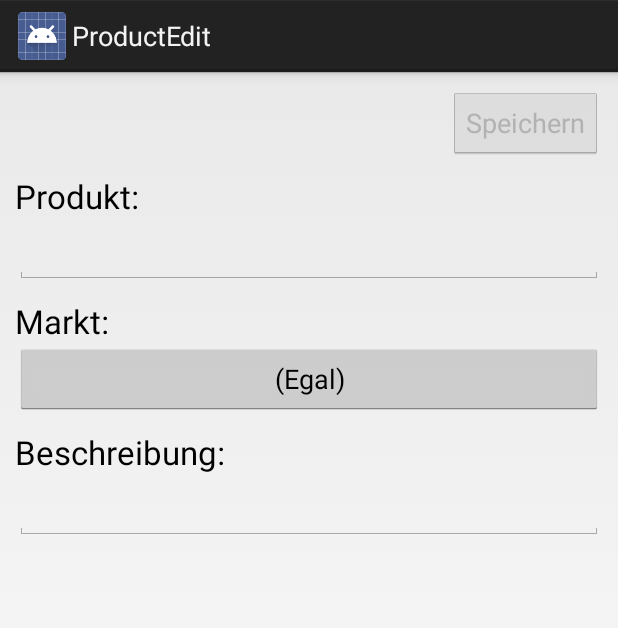
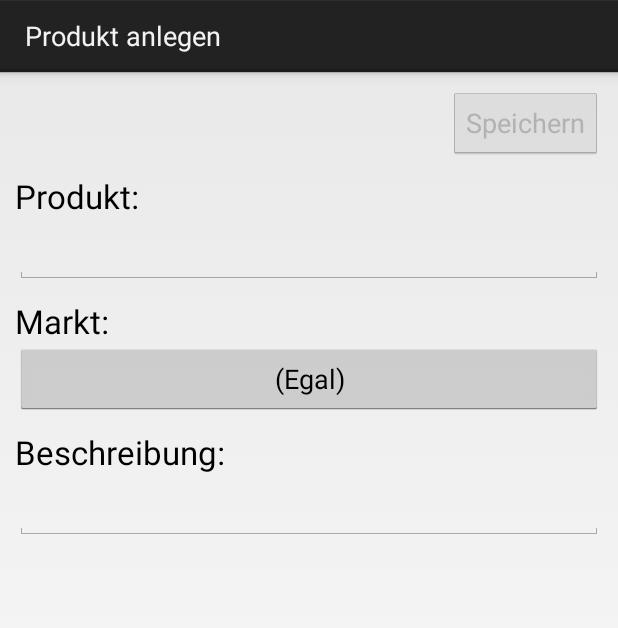
Before and after one commit to JMS-1/BuyItAsApp, an Android app: the screen it shows after launch (ProductEdit), after a tap on "NEU", on a phone screen of 412 x 824 dp. Shown: the top 628 px of the screen. Run offline under Robolectric (Android 15) with nearby library versions, the phone set to English and light mode, and no system bars; pictures from the network do not load.

Commit message:
Try to get rid of icon in action bar

```diff
--- a/app/src/main/java/de/jochen_manns/buyitv0/EditActivity.java
+++ b/app/src/main/java/de/jochen_manns/buyitv0/EditActivity.java
@@ -38,6 +38,8 @@ public abstract class EditActivity<TIdentifierType extends Serializable, TProtoc
 
     protected abstract void updateItem(Database database, TIdentifierType item);
 
+    protected abstract int getTitle(boolean forNew);
+
     protected Editable getName() {
         return m_name.getText();
     }
@@ -54,6 +56,8 @@ public abstract class EditActivity<TIdentifierType extends Serializable, TProtoc
         super.onCreate(savedInstanceState);
 
         setContentView(layout);
+
+        getActionBar().setIcon(android.R.color.transparent);
 
         m_delete = (Button) findViewById(R.id.button_delete);
         m_save = (Button) findViewById(R.id.button_save);
@@ -74,6 +78,8 @@ public abstract class EditActivity<TIdentifierType extends Serializable, TProtoc
         }
 
         m_identifier = (TIdentifierType) startInfo.getSerializableExtra(ARG_EXTRA_ID);
+
+        setTitle(getTitle(m_identifier == null));
 
         m_save.setOnClickListener(new View.OnClickListener() {
             @Override
--- a/app/src/main/java/de/jochen_manns/buyitv0/ListActivity.java
+++ b/app/src/main/java/de/jochen_manns/buyitv0/ListActivity.java
@@ -28,6 +28,8 @@ public abstract class ListActivity<TIdentifierType extends Serializable, TEditTy
         m_menu = menu;
 
         super.onCreate(savedInstanceState);
+
+        getActionBar().setIcon(android.R.color.transparent);
 
         ListView view = getListView();
         view.setChoiceMode(choiceMode);
--- a/app/src/main/java/de/jochen_manns/buyitv0/MarketEdit.java
+++ b/app/src/main/java/de/jochen_manns/buyitv0/MarketEdit.java
@@ -14,6 +14,11 @@ public class MarketEdit extends EditActivity<String, JSONObject[]> {
     @Override
     protected void onCreate(Bundle savedInstanceState) {
         super.onCreate(R.layout.activity_market_edit, savedInstanceState);
+    }
+
+    @Override
+    protected int getTitle(boolean forNew) {
+        return forNew ? R.string.market_edit_create : R.string.market_edit_modify;
     }
 
     @Override
--- a/app/src/main/java/de/jochen_manns/buyitv0/MarketList.java
+++ b/app/src/main/java/de/jochen_manns/buyitv0/MarketList.java
@@ -41,6 +41,8 @@ public class MarketList extends ListActivity<String, MarketEdit, MarketAdapter>
                 if (m_market == null)
                     m_market = getResources().getString(R.string.editSelect_item_nomarket);
             }
+
+        setTitle((m_market == null) ? R.string.market_list_forBuy : R.string.market_list_forEdit);
 
         try {
             setListAdapter(new MarketAdapter(this, m_market != null));
--- a/app/src/main/java/de/jochen_manns/buyitv0/ProductEdit.java
+++ b/app/src/main/java/de/jochen_manns/buyitv0/ProductEdit.java
@@ -24,6 +24,11 @@ public class ProductEdit extends EditActivity<Long, JSONObject> {
 
         m_market = (Button) findViewById(R.id.edit_item_market);
         m_description = (EditText) findViewById(R.id.edit_item_description);
+    }
+
+    @Override
+    protected int getTitle(boolean forNew) {
+        return forNew ? R.string.product_edit_create : R.string.product_edit_modify;
     }
 
     @Override
--- a/app/src/main/res/menu/menu_product_list.xml
+++ b/app/src/main/res/menu/menu_product_list.xml
@@ -3,25 +3,25 @@
     tools:context=".ProductList">
 
     <item
-        android:id="@+id/action_start_buy"
-        android:title="@string/action_start"
+        android:id="@id/action_new"
         android:orderInCategory="100"
         android:showAsAction="ifRoom" />
 
     <item
-        android:id="@id/action_new"
+        android:id="@+id/action_synchronize"
         android:orderInCategory="101"
-        android:showAsAction="ifRoom" />
-
-    <item
-        android:id="@+id/action_synchronize"
-        android:title="@string/action_sync"
-        android:orderInCategory="102"
-        android:showAsAction="ifRoom" />
+        android:showAsAction="ifRoom"
+        android:title="@string/action_sync" />
 
     <item
         android:id="@+id/action_logon"
-        android:title="@string/action_logon"
+        android:orderInCategory="102"
+        android:showAsAction="never"
+        android:title="@string/action_logon" />
+
+    <item
+        android:id="@+id/action_start_buy"
         android:orderInCategory="103"
-        android:showAsAction="never" />
+        android:showAsAction="never"
+        android:title="@string/action_start" />
 </menu>
--- a/app/src/main/res/values/strings.xml
+++ b/app/src/main/res/values/strings.xml
@@ -29,4 +29,12 @@
     <string name="action_settings">Settings</string>
     <string name="title_activity_register_user">RegisterUser</string>
 
+    <string name="market_list_forBuy">Wo kaufen wir ein?</string>
+    <string name="market_list_forEdit">Bevorzugter Markt</string>
+
+    <string name="market_edit_modify">Marktdaten ändern</string>
+    <string name="market_edit_create">Markt anlegen</string>
+
+    <string name="product_edit_modify">Produktdaten ändern</string>
+    <string name="product_edit_create">Produkt anlegen</string>
 </resources>
```
Also changed, not shown: app/src/main/java/de/jochen_manns/buyitv0/ProductList.java (+11 -0 lines).
